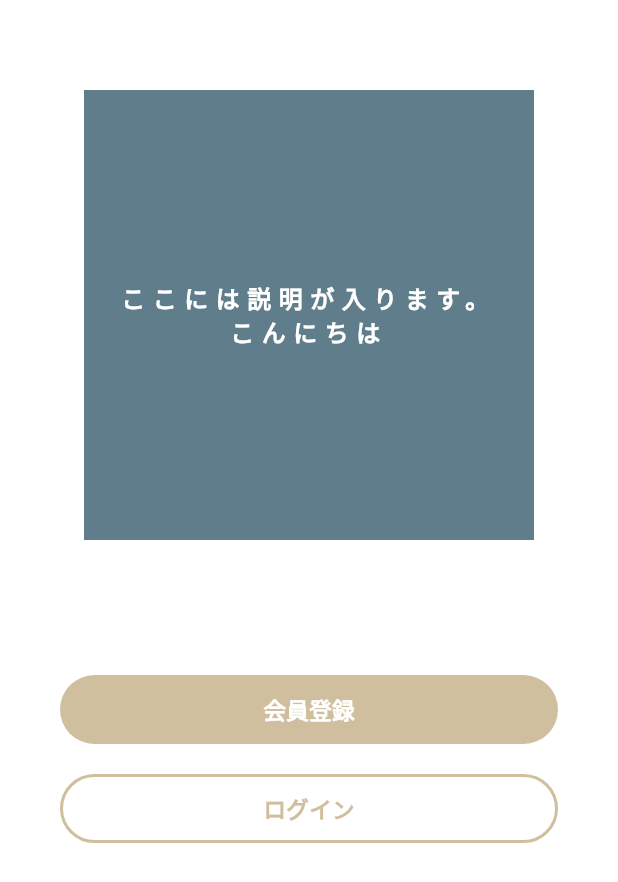
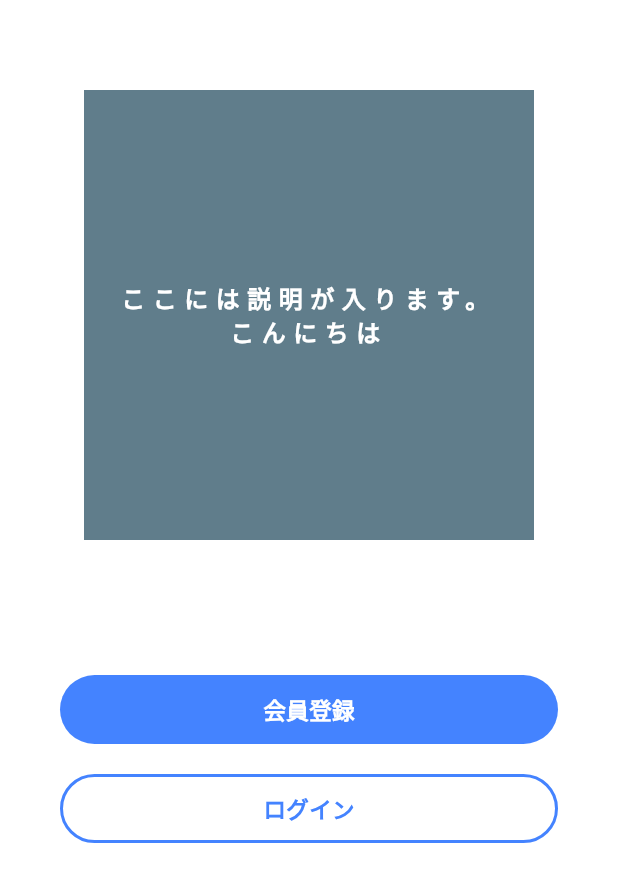
Before and after one commit to Tatsuya4610/chat_app, a Flutter app: the screen it shows after launch, on a phone screen of 412 x 824 dp. Shown: the top 882 px of the screen. Run offline on Flutter 3.47's test engine with Material 3 defaults, Android fonts, the phone set to English and light mode, and no system bars.

Commit message:
fix: color

```diff
--- a/lib/constants/app_colors.dart
+++ b/lib/constants/app_colors.dart
@@ -4,12 +4,7 @@ class AppColors {
   // アプリで共通利用する色を複数持っているクラス
   // AppColors.mainBeigeのように呼び出せる。
   static const backgroundColor = Color(0xFFFFFDF8);
-  static const beige60 = Color(0x99D0BF9F);
-  static const mainBeige = Color(0xFFD0BF9F);
-  static const gray1 = Color(0xffE8EAED);
-  static const gray3 = Color(0xffC0C0C0);
-  static const gray4 = Color(0xffA7A7A7);
-  static const gray5 = Color(0xffA4A2A2);
+  static const mainBlue = Color(0xFF4483FF);
 
   static const textBlack = Color(0xff3D3D3D);
 
--- a/lib/widgets/button/app_button.dart
+++ b/lib/widgets/button/app_button.dart
@@ -28,21 +28,21 @@ class AppButton extends StatelessWidget {
         height: 46,
         width: double.infinity,
         decoration: BoxDecoration(
-          color: reverse ? Colors.white : AppColors.mainBeige,
+          color: reverse ? Colors.white : AppColors.mainBlue,
           borderRadius:
               BorderRadius.circular(_borderRadius), // borderRadiusは角の丸み。
           border:
               // borderは周りの線の設定。reverse(bool) ?  true : false
               // reverseがtrueの場合はBorder.all(width: 2, color: AppColors.mainBeige)
               // reverseがfalseの場合はnullで設定しない。
-              reverse ? Border.all(width: 2, color: AppColors.mainBeige) : null,
+              reverse ? Border.all(width: 2, color: AppColors.mainBlue) : null,
         ),
         child: Center(
           child: Text(
             label,
             style: TextStyle(
               fontWeight: FontWeight.bold,
-              color: reverse ? AppColors.mainBeige : Colors.white,
+              color: reverse ? AppColors.mainBlue : Colors.white,
               fontSize: 15,
             ),
           ),
```
